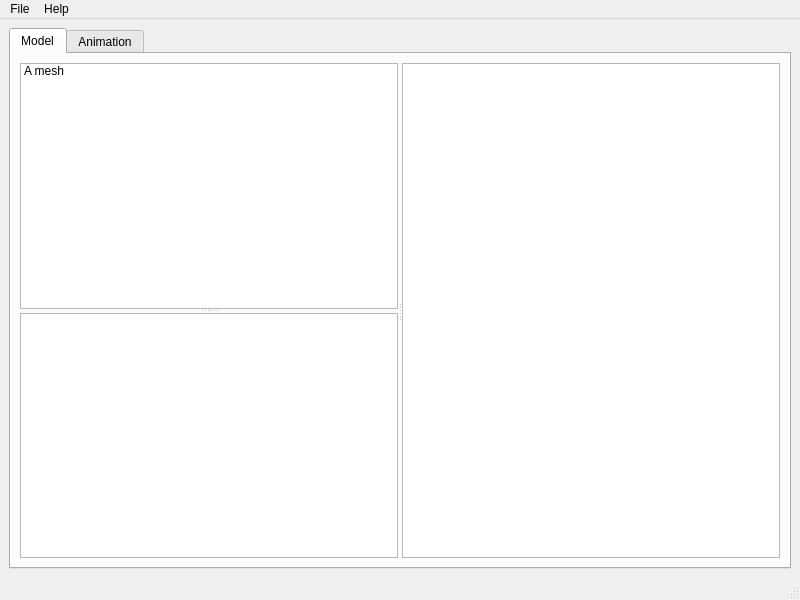
Above: src/mainwindow.ui from skyrpex/Flatty-Dev before the change. Below: the same form after it.
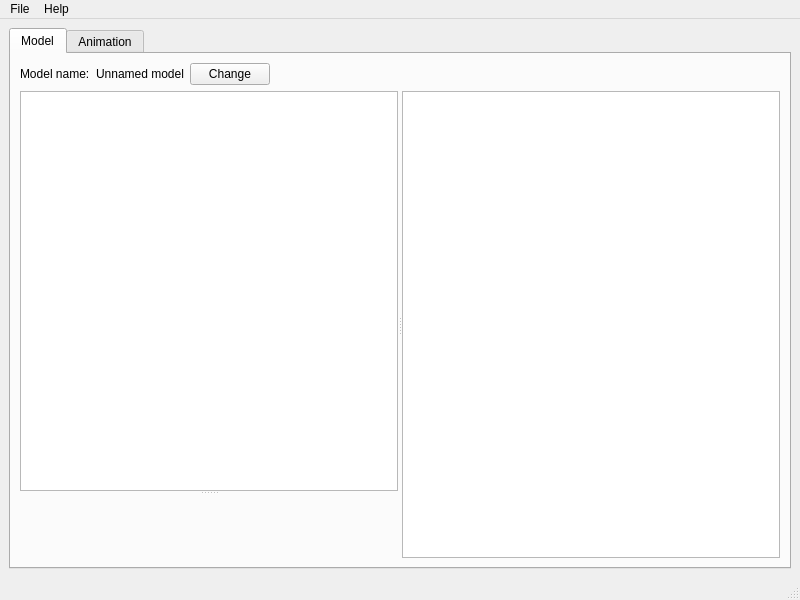
That is the form after the change. The open tabs and pages were chosen to show the change. Icons and pictures are not drawn. Custom widgets are drawn as their Qt base class.

Commit message: Preparing the mesh widget

What changed in the file:
```diff
--- a/src/mainwindow.ui
+++ b/src/mainwindow.ui
@@ -25,8 +25,52 @@
         <string>Model</string>
        </attribute>
        <layout class="QVBoxLayout" name="verticalLayout_3">
+        <item>
+         <layout class="QHBoxLayout" name="horizontalLayout">
+          <item>
+           <widget class="QLabel" name="label">
+            <property name="text">
+             <string>Model name:</string>
+            </property>
+           </widget>
+          </item>
+          <item>
+           <widget class="QLabel" name="label_2">
+            <property name="text">
+             <string>Unnamed model</string>
+            </property>
+           </widget>
+          </item>
+          <item>
+           <widget class="QPushButton" name="pushButton">
+            <property name="text">
+             <string>Change</string>
+            </property>
+           </widget>
+          </item>
+          <item>
+           <spacer name="horizontalSpacer">
+            <property name="orientation">
+             <enum>Qt::Horizontal</enum>
+            </property>
+            <property name="sizeHint" stdset="0">
+             <size>
+              <width>40</width>
+              <height>20</height>
+             </size>
+            </property>
+           </spacer>
+          </item>
+         </layout>
+        </item>
         <item>
          <widget class="QSplitter" name="viewSplitter">
+          <property name="sizePolicy">
+           <sizepolicy hsizetype="Expanding" vsizetype="MinimumExpanding">
+            <horstretch>0</horstretch>
+            <verstretch>0</verstretch>
+           </sizepolicy>
+          </property>
           <property name="orientation">
            <enum>Qt::Horizontal</enum>
           </property>
@@ -34,24 +78,8 @@
            <property name="orientation">
             <enum>Qt::Vertical</enum>
            </property>
-           <widget class="QListWidget" name="meshList">
-            <property name="iconSize">
-             <size>
-              <width>48</width>
-              <height>48</height>
-             </size>
-            </property>
-            <item>
-             <property name="text">
-              <string>A mesh</string>
-             </property>
-             <property name="icon">
-              <iconset resource="resources/resource.qrc">
-               <normaloff>:/icons/mesh.png</normaloff>:/icons/mesh.png</iconset>
-             </property>
-            </item>
-           </widget>
            <widget class="QTreeView" name="skeletonTree"/>
+           <widget class="MeshWidget" name="meshWidget" native="true"/>
           </widget>
           <widget class="QxGraphicsView" name="modelView"/>
          </widget>
@@ -120,6 +148,12 @@
    <extends>QGraphicsView</extends>
    <header location="global">QxGraphicsView</header>
   </customwidget>
+  <customwidget>
+   <class>MeshWidget</class>
+   <extends>QWidget</extends>
+   <header location="global">mesh/meshwidget.h</header>
+   <container>1</container>
+  </customwidget>
  </customwidgets>
  <resources>
   <include location="resources/resource.qrc"/>
```
Left out of the diff: 8 changed lines with no effect on the pictures. The commit also changes 5 other files.
